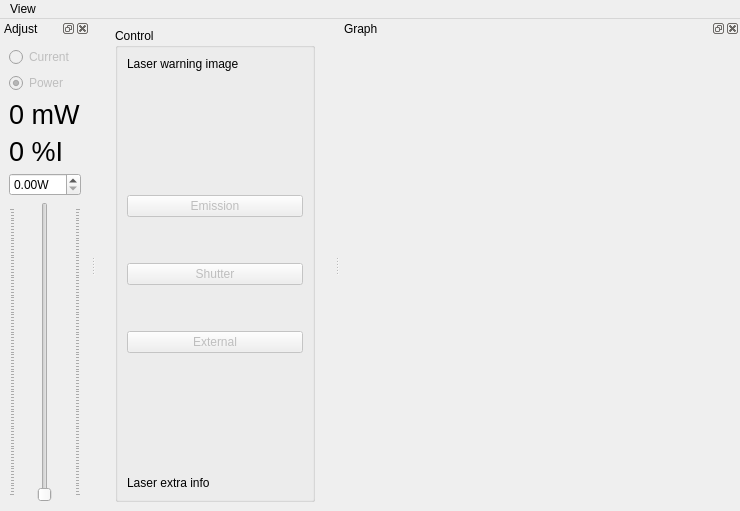
This is gui/laser/ui_laser.ui in projecthira/qudi-hira as Qt 5 draws it before an edit. The edited form follows.
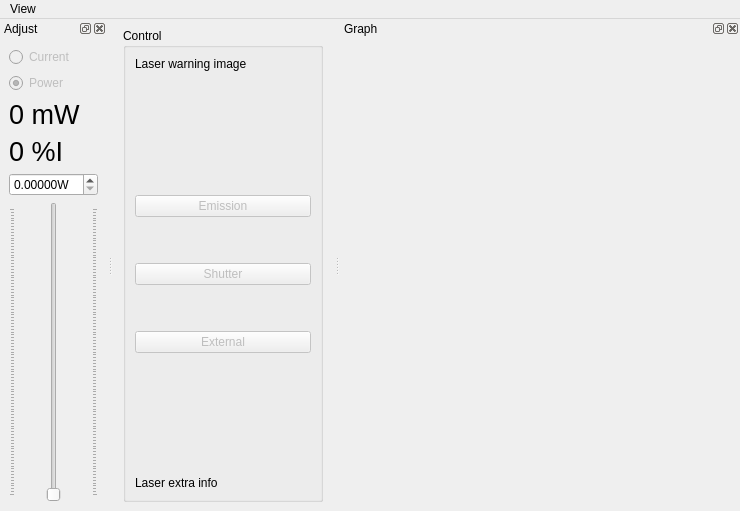
This is the edited form. Icons and pictures are not drawn. Custom widgets are drawn as their Qt base class.

Commit message: Updated laser GUI for low laser powers and inproved performance. Cleaned up Powermeter GUI.

```diff
--- a/gui/laser/ui_laser.ui
+++ b/gui/laser/ui_laser.ui
@@ -275,6 +275,9 @@
        <property name="suffix">
         <string>W</string>
        </property>
+       <property name="decimals">
+        <number>5</number>
+       </property>
       </widget>
      </item>
      <item>
@@ -312,7 +315,7 @@
           <enum>QSlider::TicksBothSides</enum>
          </property>
          <property name="tickInterval">
-          <number>0</number>
+          <number>1</number>
          </property>
         </widget>
        </item>
```
The commit also changes 4 other files.
